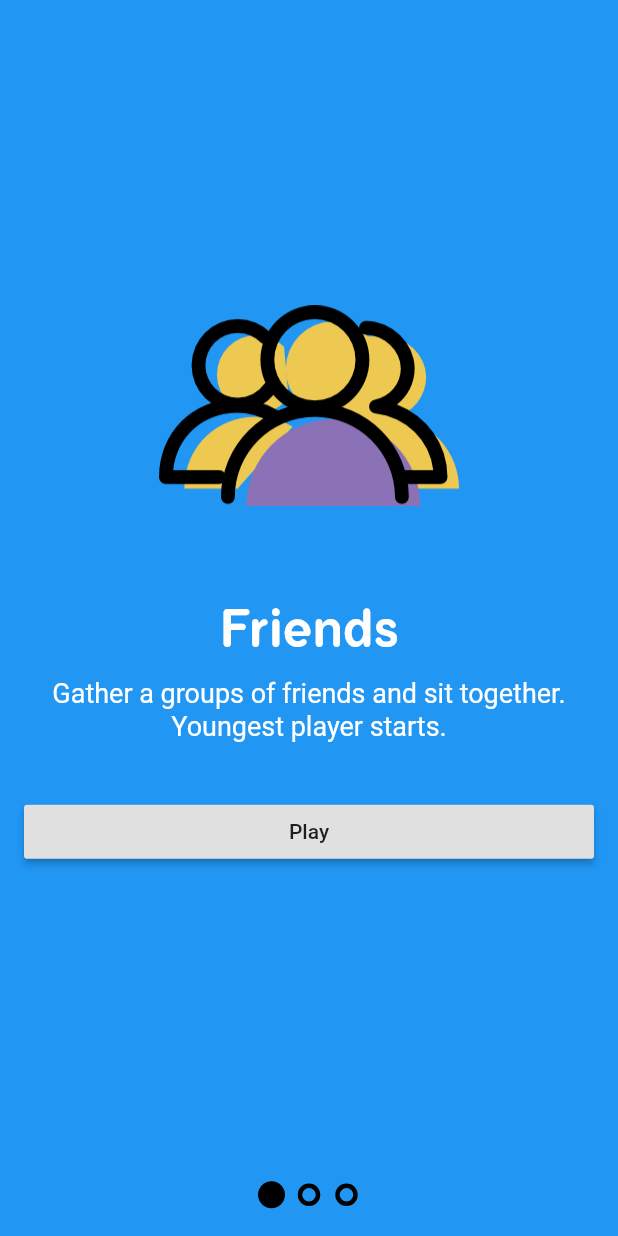
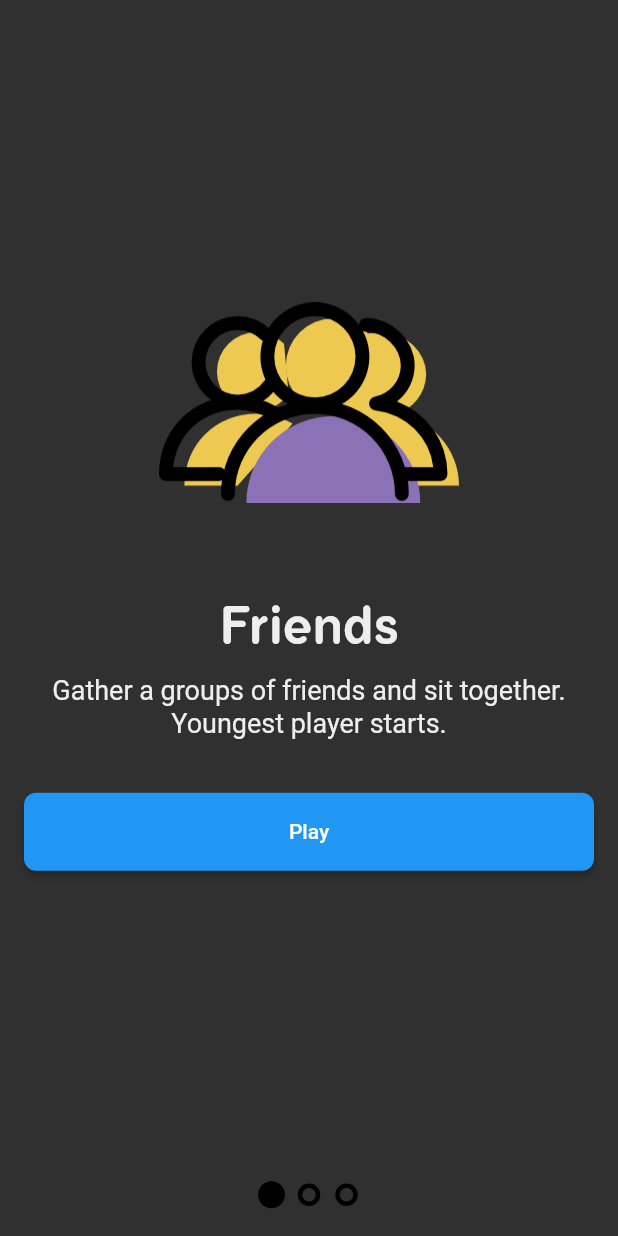
Before and after one commit to vintage/party_flutter, a Flutter app: the screen it shows after launch, on a phone screen of 412 x 824 dp. Run offline on Flutter 3.47's test engine with Material 2 defaults, Android fonts, the phone set to English and light mode, and no system bars; our stand-ins replace shared_preferences; generated files the repository leaves out were written again.

Commit message:
Improve the UI for first two screens

```diff
--- a/lib/components/reveal/pages.dart
+++ b/lib/components/reveal/pages.dart
@@ -15,7 +15,6 @@ class Page extends StatelessWidget {
   Widget build(BuildContext context) {
     return Container(
       width: double.infinity,
-      color: viewModel.color,
       child: Padding(
         padding: const EdgeInsets.only(left: 16.0, right: 16.0),
         child: Opacity(
@@ -52,7 +51,6 @@ class Page extends StatelessWidget {
                   child: Text(
                     viewModel.title,
                     style: TextStyle(
-                      color: Colors.white,
                       fontFamily: 'FlamanteRoma',
                       fontSize: 34.0,
                     ),
@@ -69,7 +67,6 @@ class Page extends StatelessWidget {
                   viewModel.body,
                   textAlign: TextAlign.center,
                   style: TextStyle(
-                    color: Colors.white,
                     height: 1.2,
                     fontSize: 18.0,
                   ),
@@ -87,7 +84,6 @@ class Page extends StatelessWidget {
                     padding: const EdgeInsets.only(top: 35.0, bottom: 75.0),
                     child: RaisedButton(
                       child: Text(viewModel.skip),
-                      color: Theme.of(context).buttonColor,
                       onPressed: onSkip,
                     ),
                   ),
--- a/lib/main.dart
+++ b/lib/main.dart
@@ -9,17 +9,27 @@ import 'package:zgadula/store/category.dart';
 import 'package:zgadula/store/question.dart';
 import 'package:zgadula/store/tutorial.dart';
 
+CategoryModel categoryModel;
+QuestionModel questionModel;
+TutorialModel tutorialModel;
+
 class App extends StatelessWidget {
   @override
   Widget build(BuildContext context) {
-    CategoryModel categoryModel = CategoryModel();
-    categoryModel.initialize();
+    if (categoryModel == null) {
+      categoryModel = CategoryModel();
+      categoryModel.initialize();
+    }
 
-    QuestionModel questionModel = QuestionModel();
-    questionModel.initialize();
+    if (questionModel == null) {
+      questionModel = QuestionModel();
+      questionModel.initialize();
+    }
 
-    TutorialModel tutorialModel = TutorialModel();
-    tutorialModel.initialize();
+    if (tutorialModel == null) {
+      tutorialModel = TutorialModel();
+      tutorialModel.initialize();
+    }
 
     return ScopedModel<CategoryModel>(
       model: categoryModel,
@@ -27,13 +37,13 @@ class App extends StatelessWidget {
         model: questionModel,
         child: ScopedModel<TutorialModel>(
           model: tutorialModel,
-          child: buildApp(),
+          child: buildApp(context),
         ),
       ),
     );
   }
 
-  Widget buildApp() {
+  Widget buildApp(BuildContext context) {
     return MaterialApp(
       title: 'Zgadula',
       localizationsDelegates: [
@@ -46,8 +56,26 @@ class App extends StatelessWidget {
         const Locale('pl', 'PL'),
       ],
       theme: ThemeData(
-        primarySwatch: Colors.blue,
-        backgroundColor: Colors.blue,
+        brightness: Brightness.dark,
+        primaryColorDark: Color(0xFF455A64),
+        primaryColorLight: Color(0xFFCFD8DC),
+        primaryColor: Color(0xFF607D8B),
+        accentColor: Color(0xFF4CAF50),
+        iconTheme: IconThemeData(
+          color: Color(0xFFFFFFFF),
+        ),
+        dividerColor: Color(0xFFBDBDBD),
+        textTheme: Theme.of(context).textTheme.apply(
+              bodyColor: Color(0xFFEEEEEE),
+              displayColor: Color(0xFF757575),
+            ),
+        buttonTheme: ButtonThemeData(
+          height: 52.0,
+          minWidth: 120.0,
+          shape: RoundedRectangleBorder(
+            borderRadius: BorderRadius.circular(8.0),
+          ),
+        ),
       ),
       home: ScopedModelDescendant<TutorialModel>(
         builder: (context, child, model) =>
--- a/lib/screens/category_play.dart
+++ b/lib/screens/category_play.dart
@@ -170,7 +170,6 @@ class CategoryPlayScreenState extends State<CategoryPlayScreen> {
       style: TextStyle(
         fontSize: 64.0,
         fontWeight: FontWeight.bold,
-        color: Colors.white,
       ),
     );
   }
@@ -200,7 +199,6 @@ class CategoryPlayScreenState extends State<CategoryPlayScreen> {
           onTap: handleValid,
           onDoubleTap: handleInvalid,
           child: Container(
-            decoration: BoxDecoration(color: Theme.of(context).backgroundColor),
             child: Column(
               mainAxisAlignment: MainAxisAlignment.center,
               children: <Widget>[
```
Also changed, not shown: lib/components/bottom_button.dart (+8 -5 lines), lib/localizations.dart (+9 -0 lines), lib/screens/category_detail.dart (+42 -3 lines), lib/screens/home.dart (+7 -1 lines), lib/store/question.dart (+20 -5 lines).
